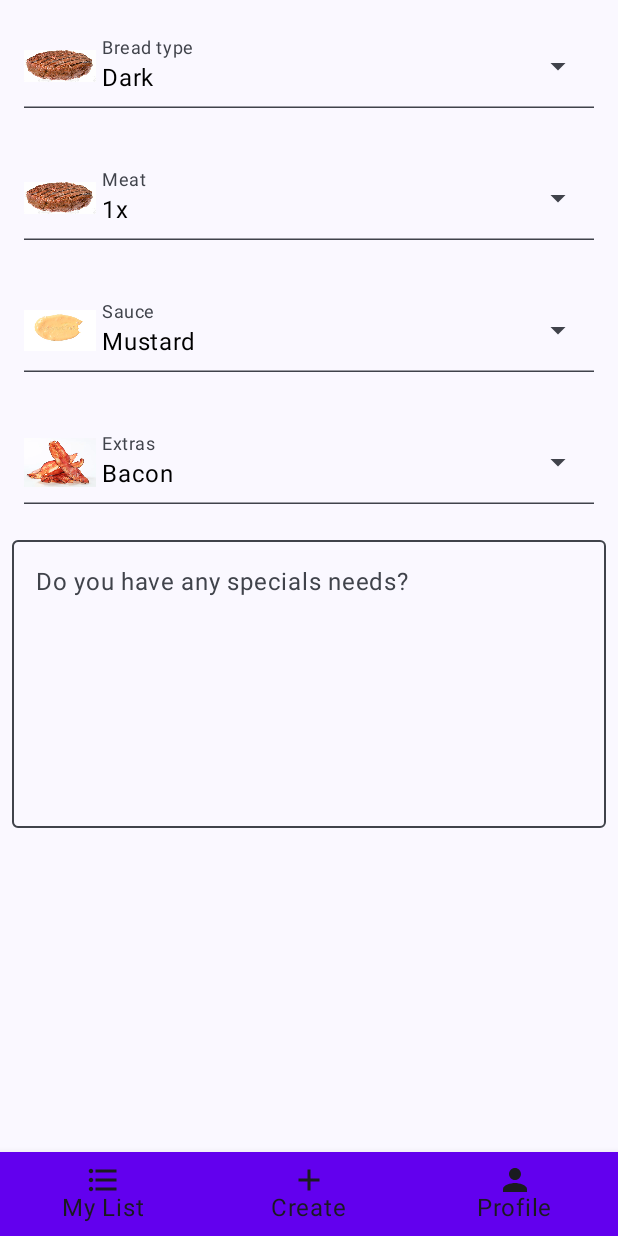
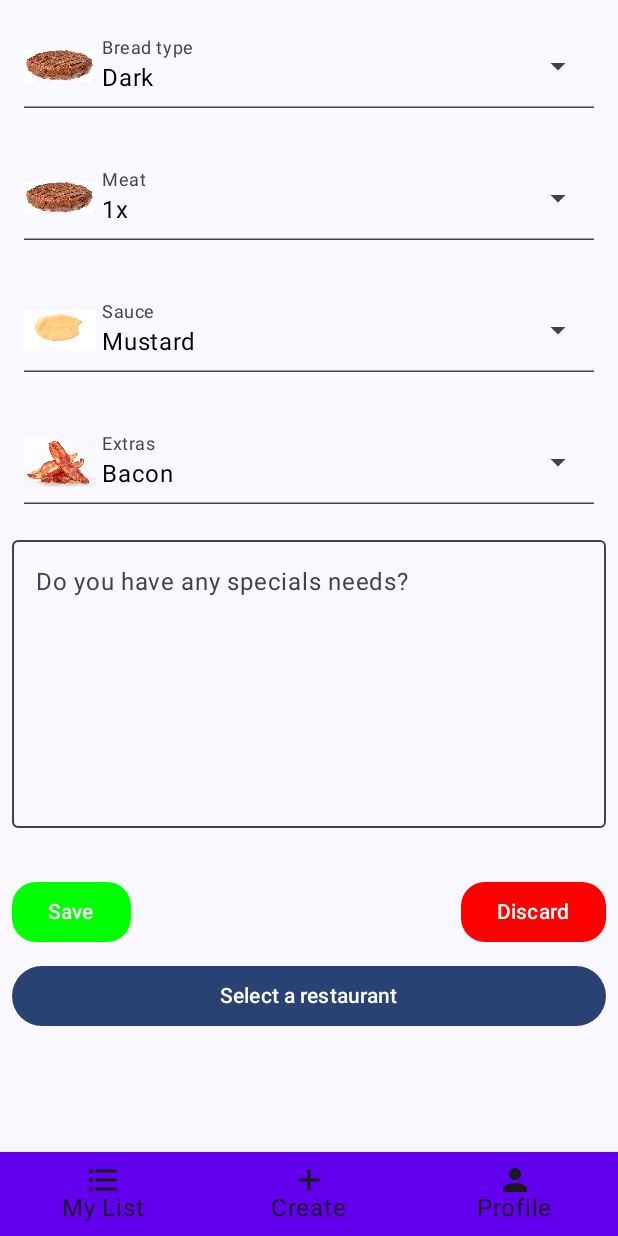
Before and after one commit to MarekMoric/Burger-Master, an Android app built with Jetpack Compose: the CreationScreen screen opened through its navigation route, on a phone screen of 412 x 824 dp. Run offline under Robolectric (Android 15) with nearby library versions, the phone set to English and light mode, and no system bars.

Commit message:
creation screen buttons added - without logic

```diff
--- a/app/src/main/java/com/mendelu/xmoric/burgermaster/ui/screens/CreationScreen.kt
+++ b/app/src/main/java/com/mendelu/xmoric/burgermaster/ui/screens/CreationScreen.kt
@@ -4,6 +4,7 @@ import android.graphics.drawable.Icon
 import android.graphics.drawable.shapes.Shape
 import androidx.compose.foundation.Image
 import androidx.compose.foundation.layout.*
+import androidx.compose.foundation.shape.RoundedCornerShape
 import androidx.compose.material3.*
 import androidx.compose.runtime.*
 import androidx.compose.runtime.saveable.rememberSaveable
@@ -58,18 +59,50 @@ fun CreationScreen(navigation: INavigationRouter) {
                 .height(200.dp)
                 .padding(start = 8.dp, end = 8.dp)
         )
+        Spacer(modifier = Modifier.padding(16.dp))
+        Row(
+            modifier = Modifier.fillMaxWidth(),
+            horizontalArrangement = Arrangement.SpaceBetween
+        ) {
+            Button(
+                onClick = { /*TODO*/ },
+                shape = RoundedCornerShape(40),
+                modifier = Modifier.padding(start = 8.dp),
+                colors = ButtonDefaults.buttonColors(
+                    containerColor = Color.Green, //todo Pridaj dark green do Color.kt, tato je hnusna
+                    contentColor = Color.White),
+                content = { Text(text = "Save") }
+            )
+            Button(
+                onClick = { /*TODO*/ },
+                shape = RoundedCornerShape(40),
+                modifier = Modifier.padding(end = 8.dp),
+                colors = ButtonDefaults.buttonColors(
+                    containerColor = Color.Red,
+                    contentColor = Color.White),
+                content = { Text(text = "Discard") }
+            )
+        }
+        Button(
+            onClick = { /*TODO*/ },
+//            shape = RoundedCornerShape(40),
+            modifier = Modifier
+                .padding(8.dp)
+                .fillMaxWidth(),
+            content = { Text(text = "Select a restaurant") }
+        )
     }
 }
 
 @OptIn(ExperimentalMaterial3Api::class)
 @Composable
-fun DropdownList(content: List<String>, header: String, checkboxes: Boolean){
+fun DropdownList(content: List<String>, header: String, checkboxes: Boolean): String{
     var expanded by remember { mutableStateOf(false) }
     var selectedOptionText by remember { mutableStateOf(content[1]) }
     var checked: Boolean = false
     var icon: Int = 0
 
-    when (header) {
+    when (header) { //todo zmena na selectedOptionText a rozlisovat kazdu jednu volbu
         "Bread type" -> icon = R.drawable.burger_meat
         "Meat" -> icon =  R.drawable.burger_meat
         "Sauce" -> icon =  R.drawable.sauce
@@ -122,4 +155,5 @@ fun DropdownList(content: List<String>, header: String, checkboxes: Boolean){
             }
         }
     }
+    return selectedOptionText
 }
```
